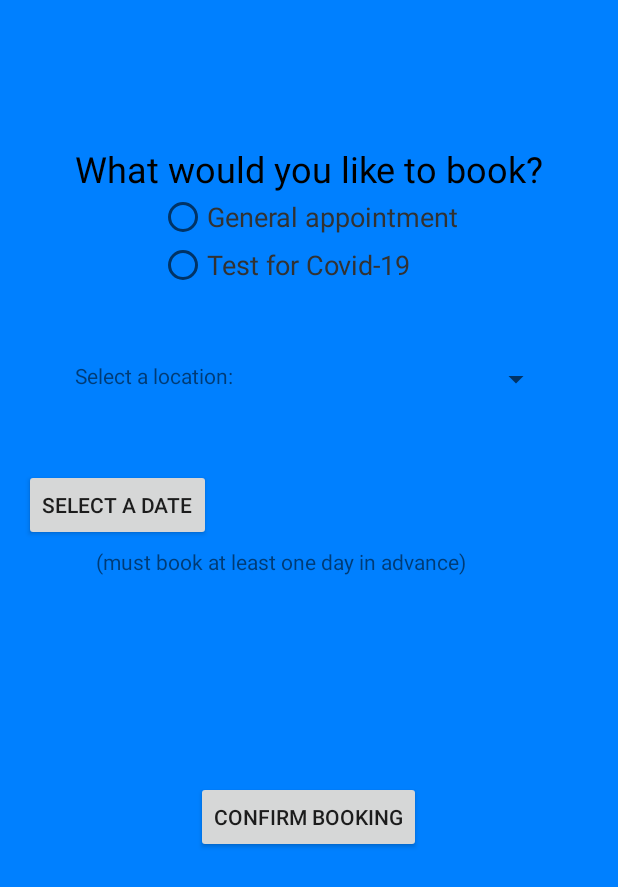
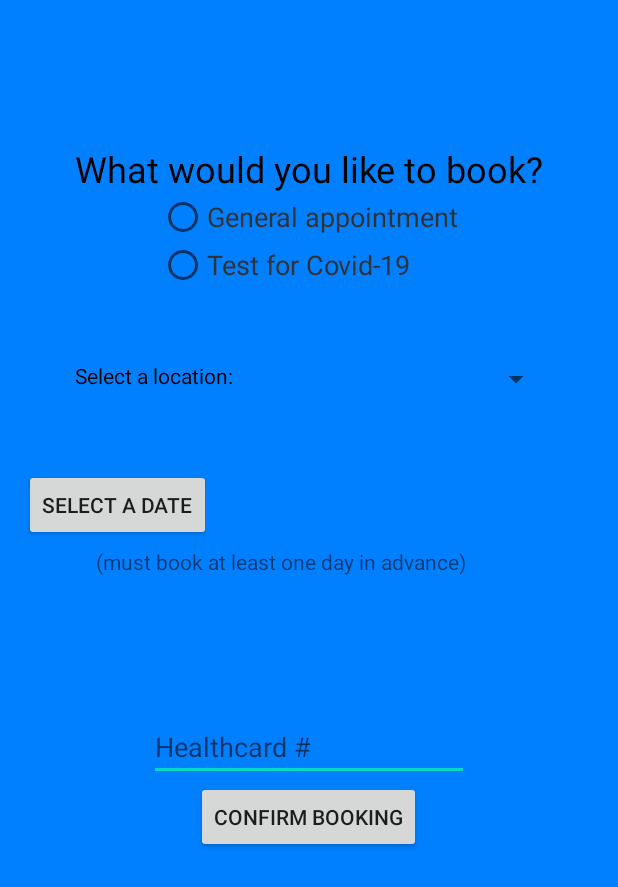
Before and after one commit to anthony-trinh/Sunshine-Medical-Clinic, an Android app: the layout activity_book_appointment.xml on its own in the app's theme, with its tools: preview values and no code run, on a phone screen of 412 x 824 dp. Shown: the top 887 px of the screen. Run offline under Robolectric (Android 15) with nearby library versions, the phone set to English and light mode, and no system bars.

```diff
--- a/app/src/main/java/com/example/sunshinemedicalclinic/ContactUs.java
+++ b/app/src/main/java/com/example/sunshinemedicalclinic/ContactUs.java
@@ -5,6 +5,7 @@ import androidx.appcompat.app.AppCompatActivity;
 import android.content.Intent;
 import android.net.Uri;
 import android.os.Bundle;
+import android.util.Log;
 import android.view.View;
 import android.widget.AdapterView;
 import android.widget.ArrayAdapter;
@@ -24,7 +25,6 @@ public class ContactUs extends AppCompatActivity implements AdapterView.OnItemSe
     protected void onCreate(Bundle savedInstanceState) {
         super.onCreate(savedInstanceState);
         setContentView(R.layout.activity_contact_us);
-
         Spinner clinicSpinner = findViewById(R.id.clinicSpinner) ;
         clinicSpinner.setSelection(0) ;
         ArrayAdapter<CharSequence> adapterNames = ArrayAdapter.createFromResource(this, R.array.clinicNames, android.R.layout.simple_spinner_item) ;
@@ -34,9 +34,8 @@ public class ContactUs extends AppCompatActivity implements AdapterView.OnItemSe
         clinicSpinner.setOnItemSelectedListener(this) ;
         Button callButton = findViewById(R.id.callButton) ;
         Button emailButton = findViewById(R.id.emailButton) ;
-
         final ArrayList<String> clinicNames = new ArrayList<String>(Arrays.asList(getResources().getStringArray(R.array.clinicNamesAlt))) ;
-        clinicName = getIntent().getExtras().getString("selectClinic") ;
+        clinicName = getIntent().getStringExtra("selectClinic") ;
         index = clinicNames.indexOf(clinicName) ;
         clinicSpinner.setSelection(index) ;
 
--- a/app/src/main/java/com/example/sunshinemedicalclinic/SplashScreen.java
+++ b/app/src/main/java/com/example/sunshinemedicalclinic/SplashScreen.java
@@ -5,6 +5,7 @@ import androidx.appcompat.app.AppCompatActivity;
 import android.content.Intent;
 import android.media.MediaPlayer;
 import android.os.Bundle;
+import android.util.Log;
 
 import java.util.Timer;
 import java.util.TimerTask;
@@ -22,7 +23,8 @@ public class SplashScreen extends AppCompatActivity {
             public void run() {
                 openingSound.stop();
                 finish();
-                startActivity(new Intent(SplashScreen.this,ContactUs.class));
+                Log.d("splash","starting activity");
+                startActivity(new Intent(SplashScreen.this,BookAppointment.class));
             }
         };
 
--- a/app/src/main/res/layout/activity_book_appointment.xml
+++ b/app/src/main/res/layout/activity_book_appointment.xml
@@ -13,6 +13,7 @@
         android:layout_height="21dp"
         android:layout_marginTop="48dp"
         android:text="Select a location:"
+        android:textColor="#000000"
         app:layout_constraintStart_toStartOf="@+id/textView"
         app:layout_constraintTop_toBottomOf="@+id/rdGrp" />
 
@@ -106,4 +107,15 @@
         android:text="@string/must_book_at_least_one_day_in_advance"
         app:layout_constraintStart_toStartOf="@+id/btnDate"
         app:layout_constraintTop_toBottomOf="@+id/btnDate" />
+
+    <EditText
+        android:id="@+id/edtHealthcard"
+        android:layout_width="wrap_content"
+        android:layout_height="wrap_content"
+        android:ems="10"
+        android:hint="Healthcard #"
+        android:inputType="number"
+        app:layout_constraintBottom_toTopOf="@+id/btnConfirm"
+        app:layout_constraintEnd_toEndOf="@+id/btnConfirm"
+        app:layout_constraintStart_toStartOf="@+id/btnConfirm" />
 </androidx.constraintlayout.widget.ConstraintLayout>
```
Also changed, not shown: app/src/main/java/com/example/sunshinemedicalclinic/BookAppointment.java (+35 -3 lines), app/src/main/java/com/example/sunshinemedicalclinic/bookingSuccess.java (+2 -10 lines), 1 other file.
